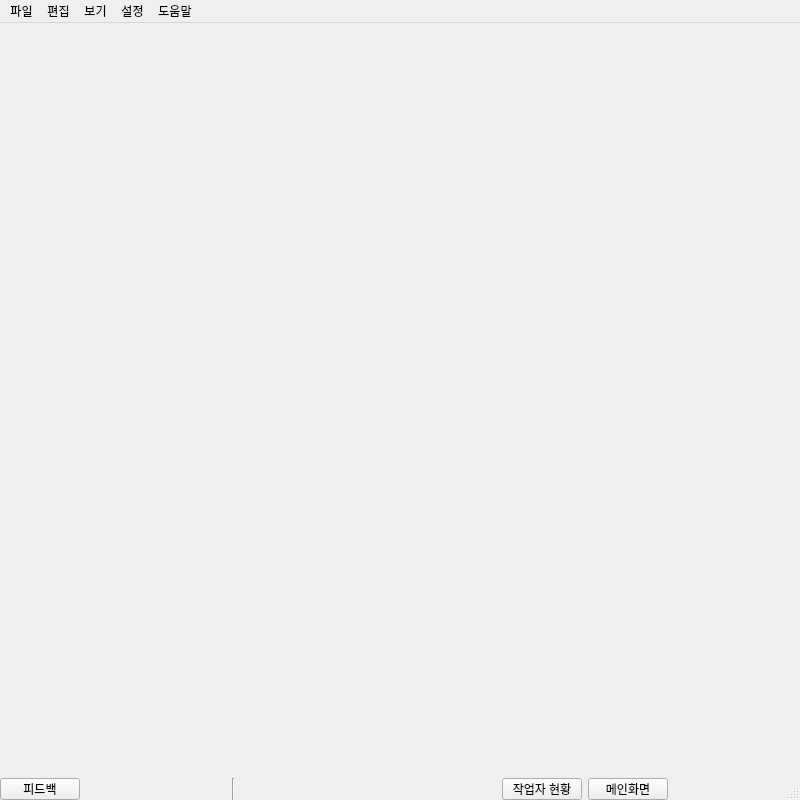
Old version of the form ui/main_window.ui in the repository Glen-Lee-glitch/new_viewer.
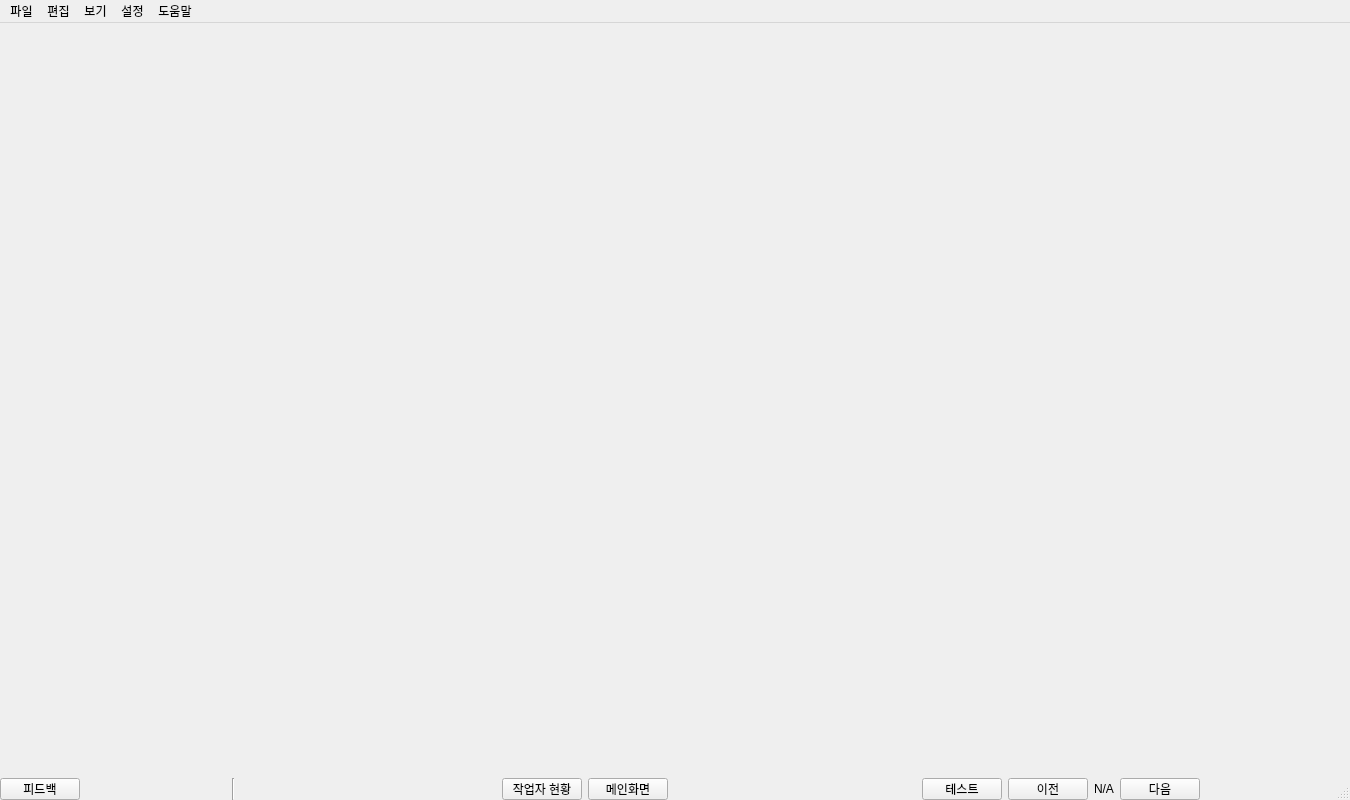
New version of the form.

Commit message:
feat: 메인 화면 레이아웃에 QSplitter 적용 및 중앙 영역 최소 너비 보장
- ui/main_window.ui: QHBoxLayout 대신 QSplitter를 사용하여 좌/중/우 영역의 너비를 조절할 수 있도록 구조 변경
- widgets/main_window.py:
  - set_splitter_sizes 메서드를 QSplitter.setSizes를 사용하도록 수정
  - pdf_load_area(중앙 영역)의 최소 너비를 600px로 설정하여 테이블 가시성 보장
  - showEvent에서 초기 스플리터 비율 설정 로직 추가

```diff
--- a/ui/main_window.ui
+++ b/ui/main_window.ui
@@ -6,7 +6,7 @@
    <rect>
     <x>0</x>
     <y>0</y>
-    <width>800</width>
+    <width>1350</width>
     <height>800</height>
    </rect>
   </property>
@@ -31,33 +31,37 @@
      <number>0</number>
     </property>
     <item>
+     <widget class="QSplitter" name="ui_main_splitter">
+      <property name="orientation">
+       <enum>Qt::Horizontal</enum>
+      </property>
+      <property name="handleWidth">
+       <number>1</number>
+      </property>
      <widget class="QWidget" name="ui_thumbnail_container" native="true">
       <property name="sizePolicy">
        <sizepolicy hsizetype="Preferred" vsizetype="Preferred">
-        <horstretch>1</horstretch>
+         <horstretch>0</horstretch>
         <verstretch>0</verstretch>
        </sizepolicy>
       </property>
      </widget>
-    </item>
-    <item>
      <widget class="QWidget" name="ui_content_container" native="true">
       <property name="sizePolicy">
        <sizepolicy hsizetype="Expanding" vsizetype="Preferred">
-        <horstretch>4</horstretch>
+         <horstretch>1</horstretch>
         <verstretch>0</verstretch>
        </sizepolicy>
       </property>
      </widget>
-    </item>
-    <item>
      <widget class="QWidget" name="ui_info_panel_container" native="true">
       <property name="sizePolicy">
        <sizepolicy hsizetype="Preferred" vsizetype="Preferred">
-        <horstretch>1</horstretch>
+         <horstretch>0</horstretch>
         <verstretch>0</verstretch>
        </sizepolicy>
       </property>
+      </widget>
      </widget>
     </item>
    </layout>
@@ -67,16 +71,14 @@
     <rect>
      <x>0</x>
      <y>0</y>
-     <width>800</width>
-     <height>33</height>
+     <width>1350</width>
+     <height>22</height>
     </rect>
    </property>
   <widget class="QMenu" name="menu_file">
     <property name="title">
      <string>파일</string>
     </property>
-    <addaction name="menu_additional_documents"/>
-   </widget>
   <widget class="QMenu" name="menu_additional_documents">
     <property name="title">
      <string>추가서류</string>
@@ -84,6 +86,8 @@
     <addaction name="action_gu_contract"/>
     <addaction name="action_support_lease"/>
    </widget>
+    <addaction name="menu_additional_documents"/>
+   </widget>
    <widget class="QMenu" name="menu_edit">
     <property name="title">
      <string>편집</string>
```
Left out of the diff: 20 changed lines with no effect on the pictures. Lines whose indentation alone changed are shown as unchanged. The commit also changes 1 other file.
